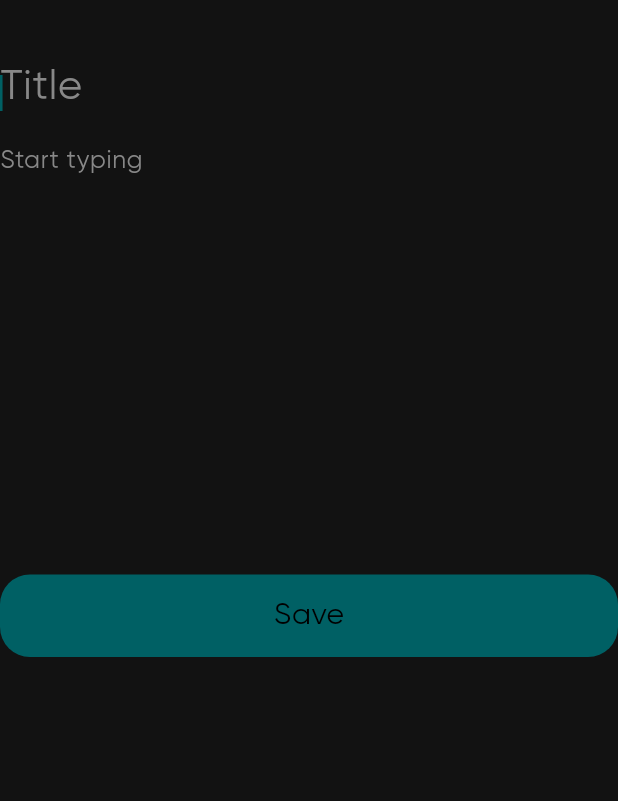
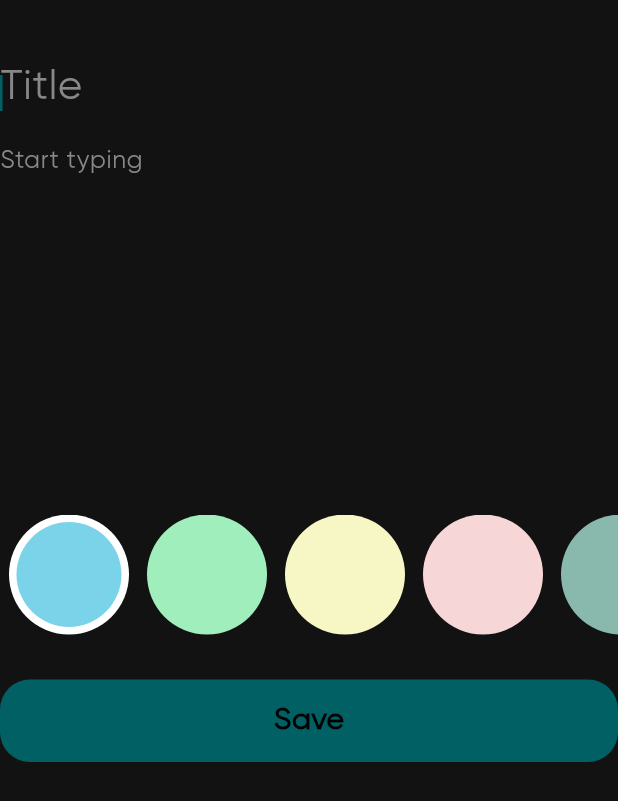
Before and after one commit to amirrrra/Notes-App, a Flutter app: the AddNoteFormWidget widget shown alone on an empty page, opened directly, on a phone screen of 412 x 824 dp. Shown: the top 801 px of the screen. Run offline on Flutter 3.47's test engine with Material 3 defaults, Android fonts, the phone set to English and light mode, and no system bars; our stand-ins replace bloc, flutter_bloc, font_awesome_flutter, hive, hive_flutter; accounts and stored records are empty.

Commit message:
Create pickable colors List

```diff
--- a/lib/utils/constants.dart
+++ b/lib/utils/constants.dart
@@ -5,4 +5,20 @@ const black = Color(0xff000000);
 const white = Color(0xffffffff);
 const grey8 = Color(0xff888888);
 const cyan = Color(0xff006064);
+const babyBlue = Color(0xff7BD3EA);
+
 const kNotesBox = 'NotesBox';
+const List<Color> colorsList = [
+  Color(0xff7BD3EA),
+  Color(0xffA1EEBD),
+  Color(0xffF6F7C4),
+  Color(0xffF6D6D6),
+  Color(0xff89B9AD),
+  Color(0xff186F65),
+  Color(0xffB5CB99),
+  Color(0xffFCE09B),
+  Color(0xffB2533E),
+  Color(0xffFFF2D8),
+  Color(0xffEAD7BB),
+  Color(0xffBCA37F),
+];
--- a/lib/widgets/add_note_form_widget.dart
+++ b/lib/widgets/add_note_form_widget.dart
@@ -5,6 +5,7 @@ import 'package:notes_app/cubits/add_note/add_note_cubit.dart';
 import 'package:notes_app/models/note_model.dart';
 import 'package:notes_app/utils/constants.dart';
 import 'package:notes_app/widgets/button_widget.dart';
+import 'package:notes_app/widgets/color_list_widget.dart';
 import 'package:notes_app/widgets/text_field_widget.dart';
 
 class AddNoteFormWidget extends StatefulWidget {
@@ -21,6 +22,8 @@ class _AddNoteFormWidgetState extends State<AddNoteFormWidget> {
   AutovalidateMode autovalidateMode = AutovalidateMode.disabled;
   String? title;
   String? description;
+  var date = DateTime.now();
+  var dateFormat = DateFormat('dd-MM-yyyy hh:mm a');
 
   @override
   Widget build(BuildContext context) {
@@ -49,8 +52,9 @@ class _AddNoteFormWidgetState extends State<AddNoteFormWidget> {
               description = value;
             },
           ),
+          const ColorListWidget(),
           const SizedBox(
-            height: 40,
+            height: 30,
           ),
           BlocBuilder<AddNoteCubit, AddNoteState>(
             builder: (context, state) {
@@ -59,8 +63,6 @@ class _AddNoteFormWidgetState extends State<AddNoteFormWidget> {
                 onTap: () {
                   if (formKey.currentState!.validate()) {
                     formKey.currentState!.save();
-                    var date = DateTime.now();
-                    var dateFormat = DateFormat('dd-MM-yyyy hh:mm a');
                     var formattedDate = dateFormat.format(date);
                     NoteModel noteModel = NoteModel(
                       title: title!,
--- a/lib/widgets/button_widget.dart
+++ b/lib/widgets/button_widget.dart
@@ -39,6 +39,7 @@ class ButtonWidget extends StatelessWidget {
                   style: TextStyle(
                     fontSize: 20,
                     color: black,
+                    fontWeight: FontWeight.w700
                   ),
                 ),
         ),
--- /dev/null
+++ b/lib/widgets/color_list_widget.dart
@@ -0,0 +1,36 @@
+import 'package:flutter/material.dart';
+import 'package:notes_app/utils/constants.dart';
+import 'package:notes_app/widgets/color_widget.dart';
+
+class ColorListWidget extends StatefulWidget {
+  const ColorListWidget({
+    super.key,
+  });
+
+  @override
+  State<ColorListWidget> createState() => _ColorListWidgetState();
+}
+class _ColorListWidgetState extends State<ColorListWidget> {
+  int currentIndex = 0;
+
+  @override
+  Widget build(BuildContext context) {
+    return SizedBox(
+      height: 80,
+      child: ListView.builder(
+        itemCount: colorsList.length,
+        scrollDirection: Axis.horizontal,
+        itemBuilder: (BuildContext context, int index) {
+          return ColorWidget(
+            color: colorsList[index],
+            isActive: currentIndex == index,
+            onTap: () {
+              currentIndex = index;
+              setState(() {});
+            },
+          );
+        },
+      ),
+    );
+  }
+}
--- /dev/null
+++ b/lib/widgets/color_widget.dart
@@ -0,0 +1,40 @@
+import 'package:flutter/material.dart';
+import 'package:notes_app/utils/constants.dart';
+
+class ColorWidget extends StatelessWidget {
+  const ColorWidget({
+    super.key,
+    required this.color,
+    required this.isActive,
+    this.onTap,
+  });
+
+  final Color color;
+  final bool isActive;
+  final void Function()? onTap;
+
+  @override
+  Widget build(BuildContext context) {
+    return GestureDetector(
+      onTap: onTap,
+      child: Padding(
+        padding: const EdgeInsets.symmetric(
+          horizontal: 6,
+        ),
+        child: isActive
+            ? CircleAvatar(
+                radius: 40,
+                backgroundColor: white,
+                child: CircleAvatar(
+                  radius: 35,
+                  backgroundColor: color,
+                ),
+              )
+            : CircleAvatar(
+                radius: 40,
+                backgroundColor: color,
+              ),
+      ),
+    );
+  }
+}
```
